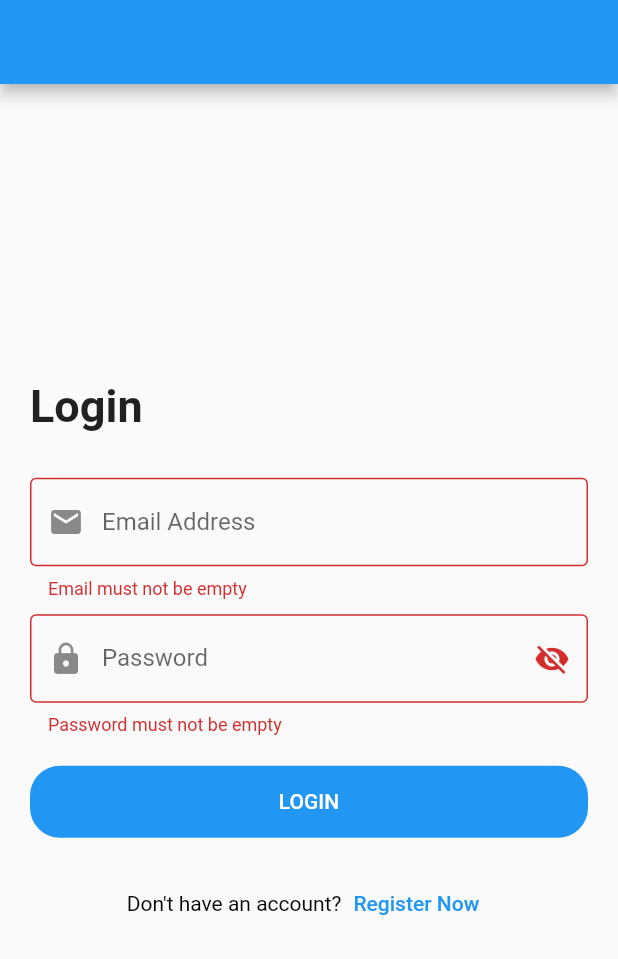
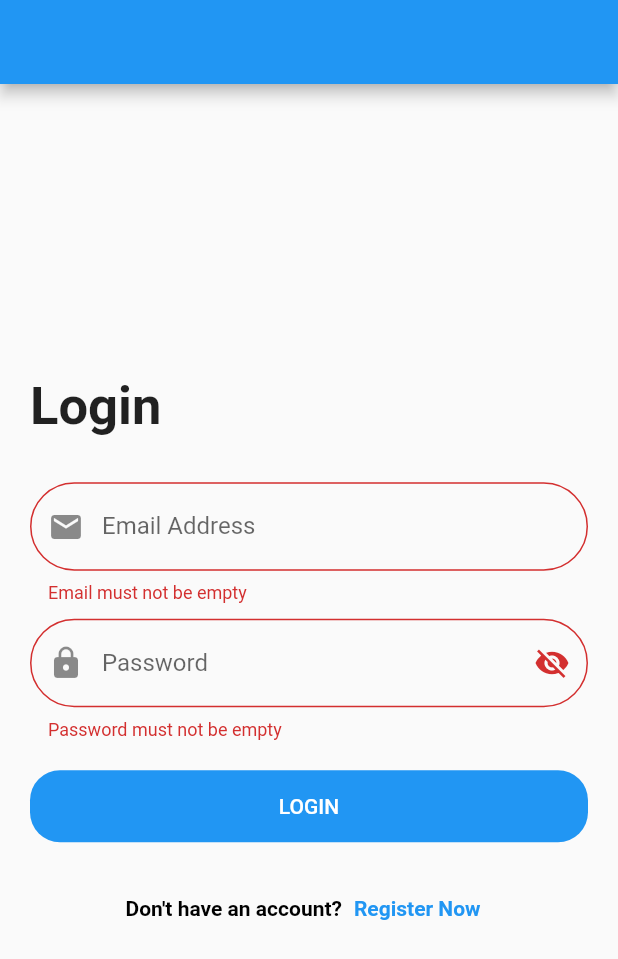
Before and after one commit to 3loo4official/login_screen, a Flutter app: the screen it shows after launch, after a tap on "LOGIN", on a phone screen of 412 x 824 dp. Shown: the top 959 px of the screen. Run offline on Flutter 3.47's test engine with Material 2 defaults, Android fonts, the phone set to English and light mode, and no system bars.

```diff
--- a/lib/modules/login_screen.dart
+++ b/lib/modules/login_screen.dart
@@ -5,6 +5,8 @@ import 'package:flutter/material.dart';
 import '../shared/components/components.dart';
 
 class LoginScreen extends StatefulWidget {
+  const LoginScreen({Key? key}) : super(key: key);
+
   @override
   State<LoginScreen> createState() => _LoginScreenState();
 }
@@ -31,8 +33,8 @@ class _LoginScreenState extends State<LoginScreen> {
                 children: [
                   const Text(
                     'Login',
-                    style:
-                        TextStyle(fontSize: 30.0, fontWeight: FontWeight.bold),
+                    style: TextStyle(
+                        fontSize: 35.0, fontWeight: FontWeight.bold),
                   ),
                   const SizedBox(
                     height: 30.0,
@@ -40,45 +42,36 @@ class _LoginScreenState extends State<LoginScreen> {
                   defaultFormField(
                       controller: emailController,
                       type: TextInputType.emailAddress,
-                      radius: 20,
-
-                      validate: (String? value)
-                      {
-                        if(value!.isEmpty)
-                        {
+                      radius: 30,
+                      validate: (String? value) {
+                        if (value!.isEmpty) {
                           return 'Email must not be empty';
                         }
                         return null;
                       },
                       label: 'Email Address',
                       prefixIcon: Icons.mail),
-                  SizedBox(height: 10.0),
+                  const SizedBox(height: 10.0),
                   defaultFormField(
                       controller: passwordController,
                       type: TextInputType.visiblePassword,
                       isPassword: isPassword,
-
-                      radius: 20,
-                      validate: (String? value)
-                      {
-                        if(value!.isEmpty)
-                        {
+                      radius: 30,
+                      validate: (String? value) {
+                        if (value!.isEmpty) {
                           return 'Password must not be empty';
                         }
                         return null;
                       },
                       label: 'Password',
                       prefixIcon: Icons.lock,
-                    suffixIcon: isPassword? Icons.visibility_off: Icons.visibility,
-                    suffixPressed: ()
-                    {
-                      setState(()
-                      {
-                        isPassword = !isPassword;
-                      });
-                    }
-
-                  ),
+                      suffixIcon:
+                          isPassword ? Icons.visibility_off : Icons.visibility,
+                      suffixPressed: () {
+                        setState(() {
+                          isPassword = !isPassword;
+                        });
+                      }),
                   const SizedBox(
                     height: 20.0,
                   ),
@@ -86,11 +79,8 @@ class _LoginScreenState extends State<LoginScreen> {
                     text: 'LOGIN',
                     isUpperCase: true,
                     radius: 20,
-                    function: ()
-                    {
-                      if (
-                      formKey.currentState!.validate())
-                      {
+                    function: () {
+                      if (formKey.currentState!.validate()) {
                         print(emailController.text);
                         print(passwordController.text);
                       }
@@ -105,13 +95,15 @@ class _LoginScreenState extends State<LoginScreen> {
                     children: [
                       const Text(
                         'Don\'t have an account?',
-                        style: TextStyle(color: Colors.black),
+                        style: TextStyle(
+                            color: Colors.black, fontWeight: FontWeight.bold),
                       ),
                       TextButton(
                         onPressed: () {},
                         child: const Text(
                           'Register Now',
-                          style: TextStyle(color: Colors.blue),
+                          style: TextStyle(
+                              color: Colors.blue, fontWeight: FontWeight.bold),
                         ),
                       ),
                     ],
--- a/lib/shared/components/components.dart
+++ b/lib/shared/components/components.dart
@@ -19,10 +19,10 @@ Widget defaultButton({
           function();
         },
         child: Padding(
-          padding: const EdgeInsets.symmetric(vertical: 15),
+          padding: EdgeInsets.symmetric(vertical: 15),
           child: Text(
             isUpperCase ? text.toUpperCase() : text,
-            style: const TextStyle(color: Colors.white),
+            style: TextStyle(color: Colors.white),
           ),
         ),
       ),
@@ -68,6 +68,6 @@ Widget defaultFormField({
                 ),
               )
             : null,
-        border: const OutlineInputBorder(),
+        border: OutlineInputBorder(borderRadius: BorderRadius.circular(radius)),
       ),
     );
```
